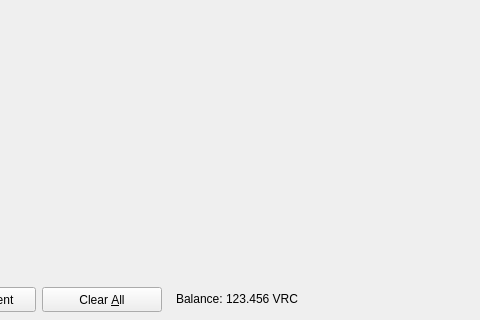
Old version of the form src/qt/forms/sendbitcoinsdialog.ui in the repository VeriConomy/vericoin; both pictures show x 95 to 575 and y 448 to 768 of the 1024 by 768 pixel window.
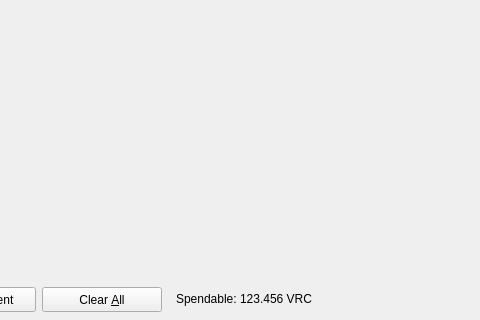
New version of the form. Icons and pictures are not drawn.

Commit message: send balance label change

The edit to the form file:
```diff
--- a/src/qt/forms/sendbitcoinsdialog.ui
+++ b/src/qt/forms/sendbitcoinsdialog.ui
@@ -679,7 +679,7 @@
           </sizepolicy>
          </property>
          <property name="text">
-          <string>Balance:</string>
+          <string>Spendable:</string>
          </property>
          <property name="indent">
           <number>8</number>
```
The commit also changes 1 other file.
